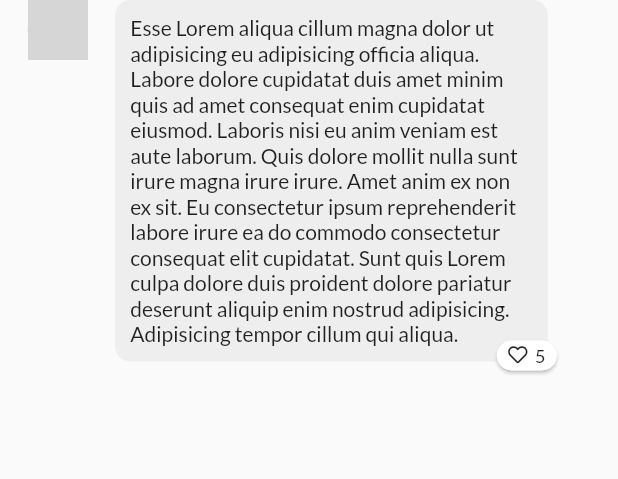
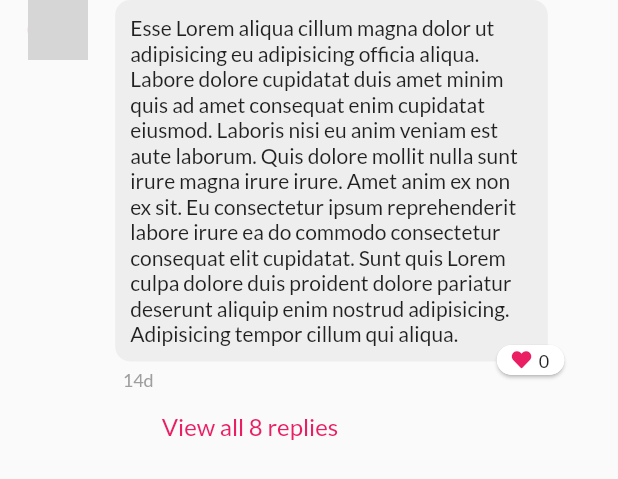
Before and after one commit to saurabhguptarock/IOSD-Demo, a Flutter app: the TopicComments widget shown alone on an empty page, opened directly, on a phone screen of 412 x 824 dp. Shown: the top 479 px of the screen. Run offline on Flutter 3.47's test engine with Material 2 defaults, Android fonts, the phone set to English and light mode, and no system bars; our stand-ins replace font_awesome_flutter, google_fonts; network calls fail; grey boxes are pictures that could not be loaded.

Commit message:
finalized topic view

```diff
--- a/lib/shared/shared.dart
+++ b/lib/shared/shared.dart
@@ -3,6 +3,7 @@ import 'dart:math';
 import 'package:flutter/material.dart';
 import 'package:font_awesome_flutter/font_awesome_flutter.dart';
 import 'package:google_fonts/google_fonts.dart';
+import 'package:iosd_demo/pages/thread_view.dart';
 import 'package:iosd_demo/pages/topic_comment.dart';
 
 class TrendingPosts extends StatefulWidget {
@@ -227,6 +228,9 @@ class _TopicCommentsState extends State<TopicComments> {
               'https://picsum.photos/id/1018/1000/600/',
             ),
           ),
+          Column(
+            crossAxisAlignment: CrossAxisAlignment.start,
+            children: [
               Container(
                 decoration: BoxDecoration(
                   color: Colors.grey[200],
@@ -242,30 +246,40 @@ class _TopicCommentsState extends State<TopicComments> {
                       style: GoogleFonts.lato(),
                     ),
                     Positioned(
-                  bottom: -20,
-                  right: -20,
+                      bottom: -23,
+                      right: -25,
                       child: Card(
                         shape: RoundedRectangleBorder(
                           borderRadius: BorderRadius.circular(20),
                         ),
+                        child: GestureDetector(
+                          onTap: () {
+                            setState(() {
+                              _likes += _isLiked ? -1 : 1;
+                              _isLiked = !_isLiked;
+                            });
+                          },
                           child: Container(
                             decoration: BoxDecoration(
                               color: Colors.white,
                               borderRadius: BorderRadius.circular(20),
                             ),
-                      width: 40,
+                            width: 45,
                             height: 20,
                             child: Row(
                               crossAxisAlignment: CrossAxisAlignment.center,
                               mainAxisAlignment: MainAxisAlignment.center,
                               children: [
                                 Icon(
-                            FontAwesomeIcons.heart,
+                                  _isLiked
+                                      ? FontAwesomeIcons.solidHeart
+                                      : FontAwesomeIcons.heart,
                                   size: 13,
+                                  color: Colors.pink,
                                 ),
                                 SizedBox(width: 5),
                                 Text(
-                            '5',
+                                  '$_likes',
                                   style: GoogleFonts.lato(
                                     fontSize: 12,
                                   ),
@@ -275,8 +289,34 @@ class _TopicCommentsState extends State<TopicComments> {
                           ),
                         ),
                       ),
+                    ),
                   ],
                 ),
+              ),
+              Padding(
+                padding: EdgeInsets.only(left: 5, top: 5),
+                child: Text(
+                  '14d',
+                  style: GoogleFonts.lato(color: Colors.grey, fontSize: 12),
+                ),
+              ),
+              Container(
+                padding: EdgeInsets.only(left: 15),
+                child: FlatButton(
+                  onPressed: () {
+                    Navigator.of(context).push(
+                      MaterialPageRoute(
+                        builder: (ctx) => ThreadViewPage(),
+                      ),
+                    );
+                  },
+                  child: Text(
+                    'View all 8 replies',
+                    style: GoogleFonts.lato(color: Colors.pink, fontSize: 16),
+                  ),
+                ),
+              ),
+            ],
           ),
           SizedBox(width: 10),
         ],
```
Also changed, not shown: lib/pages/thread_view.dart (+13 -0 lines), lib/pages/topic_comment.dart (+82 -4 lines). Lines whose indentation alone changed are shown as unchanged.
